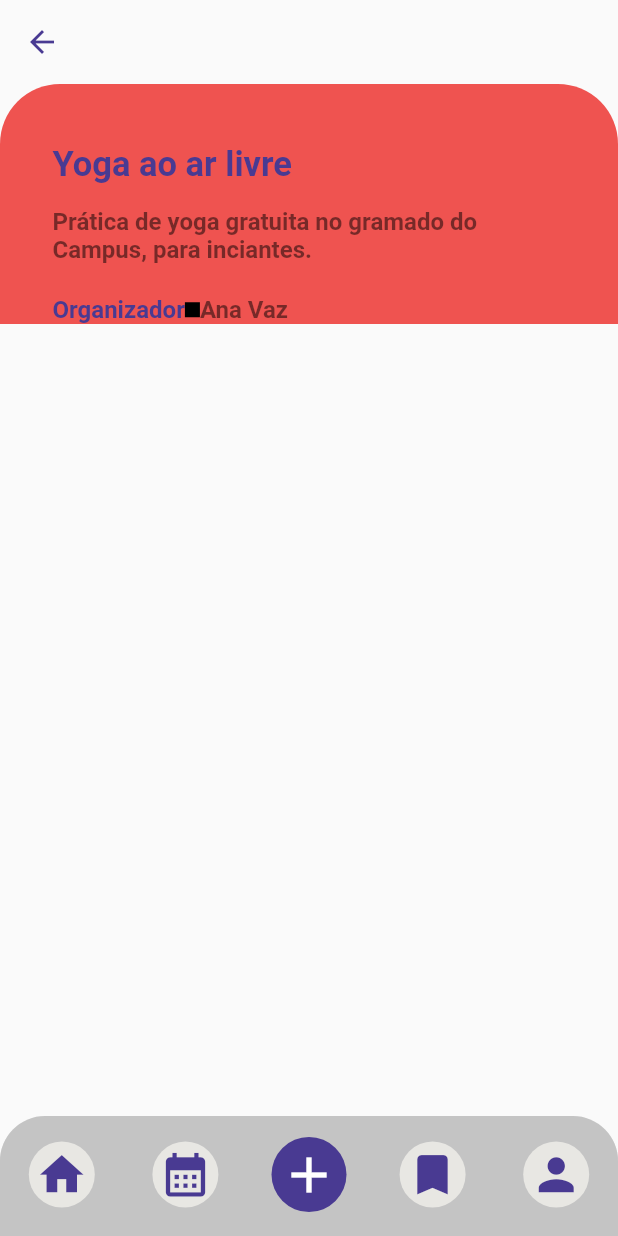
After one commit to wennys-camilo/joinme, a Flutter app: the EventPage screen opened by its route, on a phone screen of 412 x 824 dp. The commit adds this screen. Run offline on Flutter 3.47's test engine with Material 2 defaults, Android fonts, the phone set to English and light mode, and no system bars; our stand-ins replace dartz, dio, flutter_modular, flutter_secure_storage, flutter_svg, flutter_switch and 2 more; missing offline and left inert: validatorless; accounts and stored records are empty.

Commit message:
teporary event page

```diff
--- a/lib/app/modules/home/home_module.dart
+++ b/lib/app/modules/home/home_module.dart
@@ -1,4 +1,5 @@
 import 'presentation/home_page.dart';
+import 'submodules/event_page/presentation/event_page.dart';
 import 'submodules/profile/presentation/profile_page.dart';
 import 'package:flutter/material.dart';
 import 'package:flutter_modular/flutter_modular.dart';
@@ -21,6 +22,7 @@ class HomeModule extends Module {
         ChildRoute('/perfil',
             child: (context, args) => const Center(child: Text('2'))),
         ChildRoute('/profile', child: (context, args) => const ProfilePage()),
+        ChildRoute('/eventPage', child: (context, args) => const EventPage()),
       ],
     ),
   ];
--- a/lib/app/modules/home/presentation/widgets/horizontal_grid_view.dart
+++ b/lib/app/modules/home/presentation/widgets/horizontal_grid_view.dart
@@ -1,4 +1,5 @@
 import 'package:flutter/material.dart';
+import 'package:flutter_modular/flutter_modular.dart';
 import '../../../../shared/presentation/themes/app_theme.dart';
 import '../home_page.dart';
 
@@ -26,7 +27,10 @@ class _LargeHorizontalGridViewState extends State<HorizontalGridView> {
           childAspectRatio: 158 / 114, crossAxisCount: 1, mainAxisSpacing: 4),
       itemCount: 5,
       itemBuilder: (context, index) {
-        return Card(
+        return GestureDetector( onTap: (() {
+          Modular.to.pushNamed('./eventPage');
+        }),
+          child: Card(
             color: AppTheme.colors.grey,
             shape:
                 RoundedRectangleBorder(borderRadius: BorderRadius.circular(32)),
@@ -45,6 +49,7 @@ class _LargeHorizontalGridViewState extends State<HorizontalGridView> {
                 ),
               ],
             ),
+          ),
         );
       },
     );
--- /dev/null
+++ b/lib/app/modules/home/submodules/event_page/presentation/event_page.dart
@@ -0,0 +1,95 @@
+import 'package:camp_final/app/shared/presentation/themes/app_theme.dart';
+import 'package:flutter/material.dart';
+
+class EventPage extends StatelessWidget {
+  const EventPage({Key? key}) : super(key: key);
+
+  @override
+  Widget build(BuildContext context) {
+    return SafeArea(
+        child: Scaffold(
+      appBar: AppBar(
+        backgroundColor: AppTheme.colors.transparent,
+        elevation: 0,
+        leading: Padding(
+          padding: const EdgeInsets.all(8),
+          child: IconButton(
+            icon: Icon(Icons.arrow_back, color: AppTheme.colors.primary),
+            onPressed: () => Navigator.of(context).pop(),
+          ),
+        ),
+      ),
+      body: SingleChildScrollView(
+          child: Container(
+        decoration: BoxDecoration(
+          borderRadius: const BorderRadius.only(
+              topLeft: Radius.circular(40), topRight: Radius.circular(40)),
+          color: Colors.red[400],
+        ),
+        width: double.infinity,
+        child: Padding(
+          padding: const EdgeInsets.symmetric(horizontal: 35),
+          child: Column(
+            children: [
+              const SizedBox(
+                height: 40,
+              ),
+              Row(
+                children: [
+                  Text(
+                    'Yoga ao ar livre',
+                    style: TextStyle(
+                        color: AppTheme.colors.primary,
+                        fontSize: 23,
+                        fontWeight: FontWeight.w700),
+                  ),
+                ],
+              ),
+              const SizedBox(
+                height: 15,
+              ),
+              Row(
+                children: [
+                  Flexible(
+                      child: Text(
+                    'Prática de yoga gratuita no gramado do Campus, para inciantes.',
+                    style: TextStyle(
+                        color: AppTheme.colors.black.withOpacity(0.5),
+                        fontSize: 16,
+                        fontWeight: FontWeight.w700),
+                  ))
+                ],
+              ),
+              const SizedBox(
+                height: 21,
+              ),
+              Row(
+                children: [
+                  Text(
+                    'Organizador',
+                    style: TextStyle(
+                        color: AppTheme.colors.primary,
+                        fontSize: 16,
+                        fontWeight: FontWeight.w600),
+                  ),
+                  Container(
+                    height: 10,
+                    width: 10,
+                    color: Colors.black,
+                  ),
+                  Text(
+                    'Ana Vaz',
+                    style: TextStyle(
+                        color: AppTheme.colors.black.withOpacity(0.5),
+                        fontSize: 16,
+                        fontWeight: FontWeight.w700),
+                  )
+                ],
+              )
+            ],
+          ),
+        ),
+      )),
+    ));
+  }
+}
```
Lines whose indentation alone changed are shown as unchanged.
